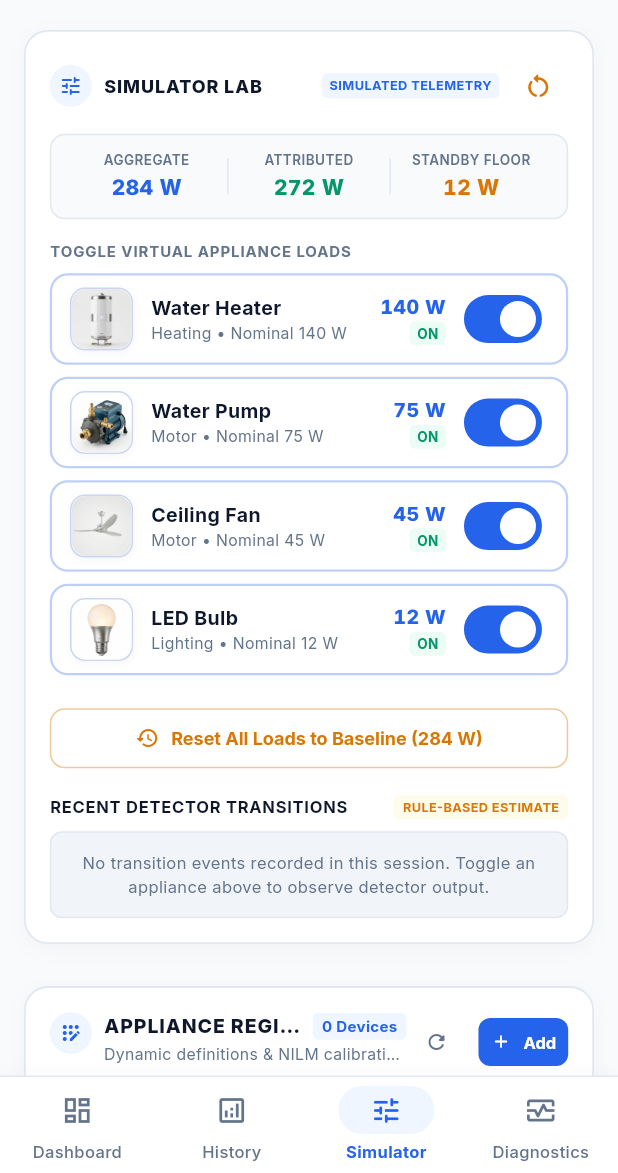
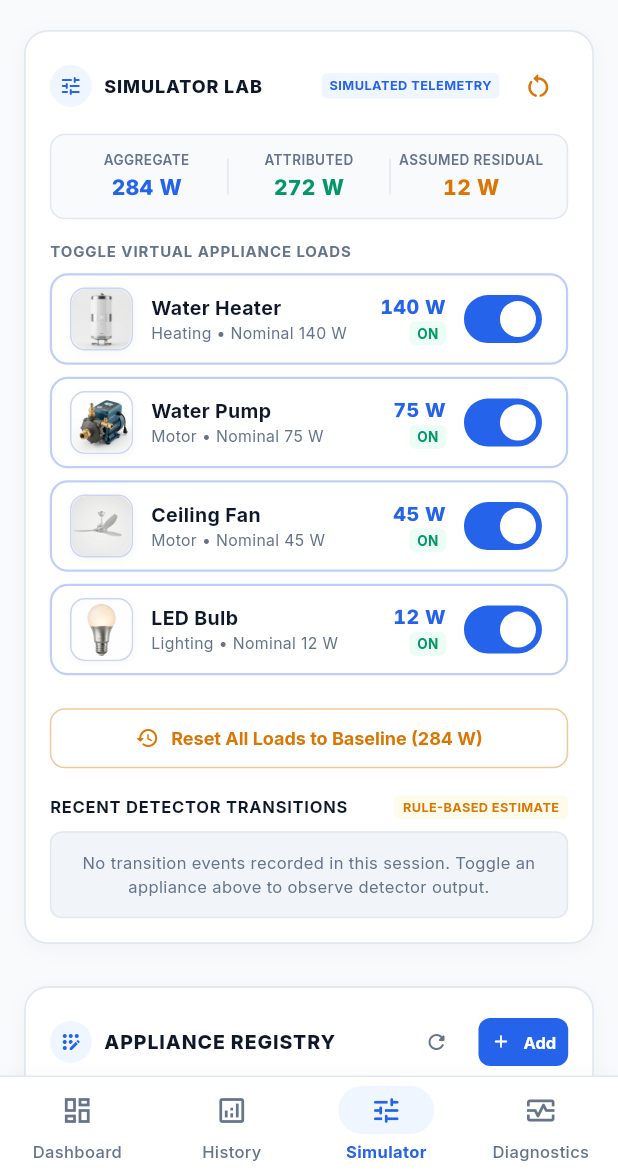
Before and after one commit to KAVIYA957/Energy-Mirror, a Flutter app: the SimulatorScreen screen opened by its route, on a phone screen of 412 x 824 dp, the part 63-1236 px from its top. Run offline on Flutter 3.47's test engine with Material 3 defaults, Android fonts, the phone set to English and light mode, and no system bars; our stand-ins replace dio, fl_chart, flutter_riverpod, go_router, google_fonts; network calls fail.

Commit message:
fix(ui-ux): polish terminology, narrow layouts, and chart flatline rendering

```diff
--- a/mobile/lib/core/widgets/energy_badge.dart
+++ b/mobile/lib/core/widgets/energy_badge.dart
@@ -33,7 +33,7 @@ class EnergyBadge extends StatelessWidget {
 
   factory EnergyBadge.simulated({String? tooltip}) => EnergyBadge(
         type: EnergyBadgeType.simulated,
-        tooltip: tooltip ?? 'Calibrated mathematical simulation running at 1 Hz',
+        tooltip: tooltip ?? 'Deterministic mathematical simulation running at 1 Hz',
       );
 
   factory EnergyBadge.ruleBased({String? tooltip}) => EnergyBadge(
@@ -43,7 +43,7 @@ class EnergyBadge extends StatelessWidget {
 
   factory EnergyBadge.unsupported({String? tooltip}) => EnergyBadge(
         type: EnergyBadgeType.unsupported,
-        tooltip: tooltip ?? 'Load profile uncalibrated in active rule dictionary',
+        tooltip: tooltip ?? 'Load profile outside active rule dictionary envelope',
       );
 
   factory EnergyBadge.sqlite({String? tooltip}) => EnergyBadge(
--- a/mobile/lib/features/dashboard/widgets/appliance_detail_sheet.dart
+++ b/mobile/lib/features/dashboard/widgets/appliance_detail_sheet.dart
@@ -216,7 +216,7 @@ class ApplianceDetailSheet extends StatelessWidget {
                 _buildRow(
                   'Detection Capability',
                   appliance.detectionCapability == 'PRODUCTION_RULE_MATCHED'
-                      ? 'PRODUCTION_RULE_MATCHED (Calibrated)'
+                      ? 'PRODUCTION_RULE_MATCHED (Rule Envelope)'
                       : (appliance.detectionCapability == 'UNSUPPORTED'
                           ? 'UNSUPPORTED (Simulated Only)'
                           : 'EXPERIMENTAL_ONLY'),
@@ -225,13 +225,13 @@ class ApplianceDetailSheet extends StatelessWidget {
                 _buildRow(
                   'Detection Method',
                   appliance.detectionCapability == 'UNSUPPORTED'
-                      ? 'Simulated Only (No Calibrated NILM Envelope)'
+                      ? 'Simulated Only (No Rule Envelope)'
                       : 'Rule-Based Step Classifier',
                 ),
                 const SizedBox(height: 6),
                 _buildRow('Telemetry Source', 'Simulated Virtual Environment'),
                 const SizedBox(height: 6),
-                _buildRow('Sub-Meter Hardware', 'None (Calculated from Aggregate)'),
+                _buildRow('Sub-Meter Hardware', 'None (Estimated from Simulated Aggregate)'),
               ],
             ),
           ),
--- a/mobile/lib/features/dashboard/widgets/appliance_registry_panel.dart
+++ b/mobile/lib/features/dashboard/widgets/appliance_registry_panel.dart
@@ -92,7 +92,7 @@ class _ApplianceRegistryPanelState extends ConsumerState<ApplianceRegistryPanel>
           ),
           content: Text(
             'Cannot delete protected default baseline appliance "${appliance.name}" (${appliance.applianceId}).\n\n'
-            'This appliance is required for physical baseline accounting in the simulator. You can edit its ratings or disable it instead.',
+            'This appliance is required for simulator baseline accounting. You can edit its ratings or disable it instead.',
             style: GoogleFonts.inter(fontSize: 13, color: EnergyMirrorColors.textSecondary),
           ),
           actions: [
@@ -202,8 +202,10 @@ class _ApplianceRegistryPanelState extends ConsumerState<ApplianceRegistryPanel>
         crossAxisAlignment: CrossAxisAlignment.start,
         children: [
           // Header: Title, Count Badge, and Add Appliance Button
+          Column(
+            crossAxisAlignment: CrossAxisAlignment.start,
+            children: [
               Row(
-            crossAxisAlignment: CrossAxisAlignment.start,
                 children: [
                   Container(
                     padding: const EdgeInsets.all(6),
@@ -219,12 +221,6 @@ class _ApplianceRegistryPanelState extends ConsumerState<ApplianceRegistryPanel>
                   ),
                   const SizedBox(width: 8),
                   Expanded(
-                child: Column(
-                  crossAxisAlignment: CrossAxisAlignment.start,
-                  children: [
-                    Row(
-                      children: [
-                        Flexible(
                     child: Text(
                       'APPLIANCE REGISTRY',
                       style: GoogleFonts.inter(
@@ -236,36 +232,7 @@ class _ApplianceRegistryPanelState extends ConsumerState<ApplianceRegistryPanel>
                       overflow: TextOverflow.ellipsis,
                     ),
                   ),
-                        const SizedBox(width: 6),
-                        Container(
-                          padding: const EdgeInsets.symmetric(horizontal: 6, vertical: 2),
-                          decoration: BoxDecoration(
-                            color: EnergyMirrorColors.softSky,
-                            borderRadius: BorderRadius.circular(4),
-                          ),
-                          child: Text(
-                            '${appliances.length} Devices',
-                            style: GoogleFonts.inter(
-                              color: EnergyMirrorColors.primaryBlue,
-                              fontSize: 10,
-                              fontWeight: FontWeight.w700,
-                            ),
-                          ),
-                        ),
-                      ],
-                    ),
-                    const SizedBox(height: 2),
-                    Text(
-                      'Dynamic definitions & NILM calibration gating',
-                      style: GoogleFonts.inter(
-                        color: EnergyMirrorColors.textMuted,
-                        fontSize: 10.5,
-                      ),
-                      overflow: TextOverflow.ellipsis,
-                    ),
-                  ],
-                ),
-              ),
+                  const SizedBox(width: 8),
                   IconButton(
                     key: const Key('refresh_registry_button'),
                     icon: const Icon(Icons.refresh_rounded, size: 16, color: EnergyMirrorColors.textMuted),
@@ -290,6 +257,39 @@ class _ApplianceRegistryPanelState extends ConsumerState<ApplianceRegistryPanel>
                       elevation: 0,
                       visualDensity: VisualDensity.compact,
                     ),
+                  ),
+                ],
+              ),
+              const SizedBox(height: 6),
+              Row(
+                children: [
+                  Container(
+                    padding: const EdgeInsets.symmetric(horizontal: 6, vertical: 2),
+                    decoration: BoxDecoration(
+                      color: EnergyMirrorColors.softSky,
+                      borderRadius: BorderRadius.circular(4),
+                    ),
+                    child: Text(
+                      '${appliances.length} Devices',
+                      style: GoogleFonts.inter(
+                        color: EnergyMirrorColors.primaryBlue,
+                        fontSize: 10,
+                        fontWeight: FontWeight.w700,
+                      ),
+                    ),
+                  ),
+                  const SizedBox(width: 8),
+                  Expanded(
+                    child: Text(
+                      'Dynamic definitions & NILM rule envelope gating',
+                      style: GoogleFonts.inter(
+                        color: EnergyMirrorColors.textMuted,
+                        fontSize: 10.5,
+                      ),
+                      overflow: TextOverflow.ellipsis,
+                    ),
+                  ),
+                ],
               ),
             ],
           ),
@@ -428,7 +428,7 @@ class _ApplianceRegistryPanelState extends ConsumerState<ApplianceRegistryPanel>
                                 ),
                                 child: Text(
                                   isCalibrated
-                                      ? 'CALIBRATED (±${app.toleranceW?.toInt() ?? 0}W)'
+                                      ? 'RULE ENVELOPE (±${app.toleranceW?.toInt() ?? 0}W)'
                                       : (isUnsupported ? 'UNSUPPORTED' : 'EXPERIMENTAL'),
                                   style: GoogleFonts.inter(
                                     color: isCalibrated
@@ -793,7 +793,7 @@ class _ApplianceFormDialogState extends State<_ApplianceFormDialog> {
                             value: c,
                             child: Text(
                               c == 'UNSUPPORTED'
-                                  ? 'UNSUPPORTED (Uncalibrated)'
+                                  ? 'UNSUPPORTED (No Rule Envelope)'
                                   : (c == 'PRODUCTION_RULE_MATCHED'
                                       ? 'PRODUCTION_RULE_MATCHED'
                                       : 'EXPERIMENTAL_ONLY'),
@@ -810,7 +810,7 @@ class _ApplianceFormDialogState extends State<_ApplianceFormDialog> {
                 Text(
                   _capability == 'UNSUPPORTED'
                       ? '• Registers appliance without falsely claiming NILM recognition.'
-                      : '• Calibrated rule detector will match transitions within the tolerance window.',
+                      : '• Rule detector matches transitions within the configured tolerance envelope.',
                   style: GoogleFonts.inter(color: EnergyMirrorColors.textMuted, fontSize: 10.5),
                 ),
                 const SizedBox(height: 10),
--- a/mobile/lib/features/dashboard/widgets/simulator_lab_panel.dart
+++ b/mobile/lib/features/dashboard/widgets/simulator_lab_panel.dart
@@ -171,7 +171,7 @@ class SimulatorLabPanel extends ConsumerWidget {
                 ),
                 Container(width: 1, height: 24, color: EnergyMirrorColors.surfaceBorder),
                 _buildAccountingItem(
-                  label: 'STANDBY FLOOR',
+                  label: 'ASSUMED RESIDUAL',
                   value: '${unattributedW.toInt()} W',
                   color: EnergyMirrorColors.amberAccent,
                 ),
--- a/mobile/lib/features/diagnostics/screens/diagnostics_screen.dart
+++ b/mobile/lib/features/diagnostics/screens/diagnostics_screen.dart
@@ -246,7 +246,7 @@ class DiagnosticsScreen extends ConsumerWidget {
                   rows: [
                     _buildRow('Simulator Subsystem', data?.simulatorActive == true ? 'ACTIVE (Deterministic)' : 'IDLE', EnergyMirrorColors.mintAccent),
                     _buildRow('Virtual Appliances', '${data?.simulatorAppliancesCount ?? 4} Active Loads', EnergyMirrorColors.textSecondary),
-                    _buildRow('Unattributed Standby', '${data?.unattributedBaselineW.toInt() ?? 12} W (Physical Floor)', EnergyMirrorColors.amberAccent),
+                    _buildRow('Unattributed Standby', '${data?.unattributedBaselineW.toInt() ?? 12} W (Assumed Residual)', EnergyMirrorColors.amberAccent),
                     _buildRow('Event Classifier', 'Rule-Based Step (Derivative Delta P)', EnergyMirrorColors.textPrimary),
                     _buildRow('ML Classification', 'None (Deterministic Template Matching)', EnergyMirrorColors.textMuted),
                     _buildRow('Recorded Transitions', '${data?.recentEventsCount ?? 0} events', EnergyMirrorColors.textSecondary),
--- a/mobile/lib/features/history/screens/history_screen.dart
+++ b/mobile/lib/features/history/screens/history_screen.dart
@@ -76,6 +76,8 @@ class _HistoryScreenState extends ConsumerState<HistoryScreen> {
       final actualHours = sampledMinutes / 60.0;
       energyKwh = (avgPower * actualHours) / 1000.0;
     }
+
+    final isConstant = points.isNotEmpty && (maxPower - minPower) < 0.5;
 
     // Deduplicate transitions in window by event description and minute bucket
     final seenKeys = <String>{};
@@ -537,8 +539,8 @@ class _HistoryScreenState extends ConsumerState<HistoryScreen> {
                                   spots: points.asMap().entries.map((e) {
                                     return FlSpot(e.key.toDouble(), e.value.activePowerW);
                                   }).toList(),
-                                  isCurved: true,
-                                  curveSmoothness: 0.15,
+                                  isCurved: !isConstant,
+                                  curveSmoothness: isConstant ? 0.0 : 0.15,
                                   color: EnergyMirrorColors.livingCurrentCyan,
                                   barWidth: 2.2,
                                   isStrokeCapRound: true,
--- a/mobile/lib/features/simulator/screens/simulator_screen.dart
+++ b/mobile/lib/features/simulator/screens/simulator_screen.dart
@@ -138,7 +138,7 @@ class SimulatorScreen extends ConsumerWidget {
                       ),
                       const SizedBox(height: 12),
                       _buildBulletPoint(
-                        'Controllable Telemetry: Generates deterministic appliance states (Water Heater 140W, Water Pump 75W, Ceiling Fan 45W, LED Bulb 12W) with a fixed 12W standby floor.',
+                        'Controllable Telemetry: Generates deterministic appliance states (Water Heater 140W, Water Pump 75W, Ceiling Fan 45W, LED Bulb 12W) with a fixed 12W assumed residual.',
                       ),
                       const SizedBox(height: 8),
                       _buildBulletPoint(
@@ -146,7 +146,7 @@ class SimulatorScreen extends ConsumerWidget {
                       ),
                       const SizedBox(height: 8),
                       _buildBulletPoint(
-                        'Accounting Invariant: When all 4 appliances are OFF, aggregate power remains exactly 12 W (standby floor). Total power reconciles across all 16 ON/OFF combinations.',
+                        'Accounting Invariant: When all 4 appliances are OFF, aggregate power remains exactly 12 W (assumed residual). Total power reconciles across all 16 ON/OFF combinations.',
                       ),
                     ],
                   ),
```
Also changed, not shown: mobile/lib/features/dashboard/widgets/power_timeline_chart.dart (+29 -2 lines), 3 other files. Lines whose indentation alone changed are shown as unchanged.
